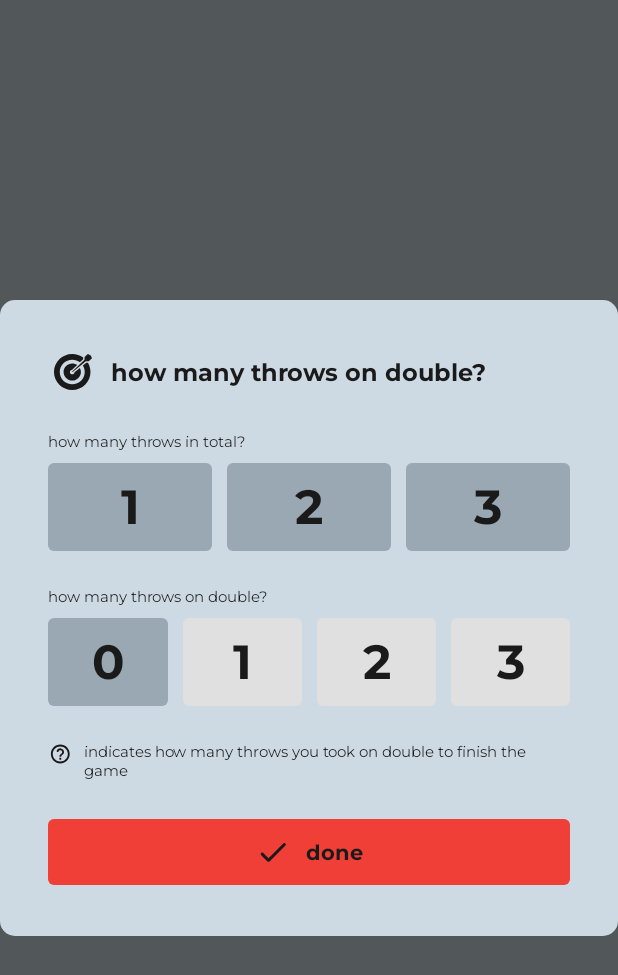
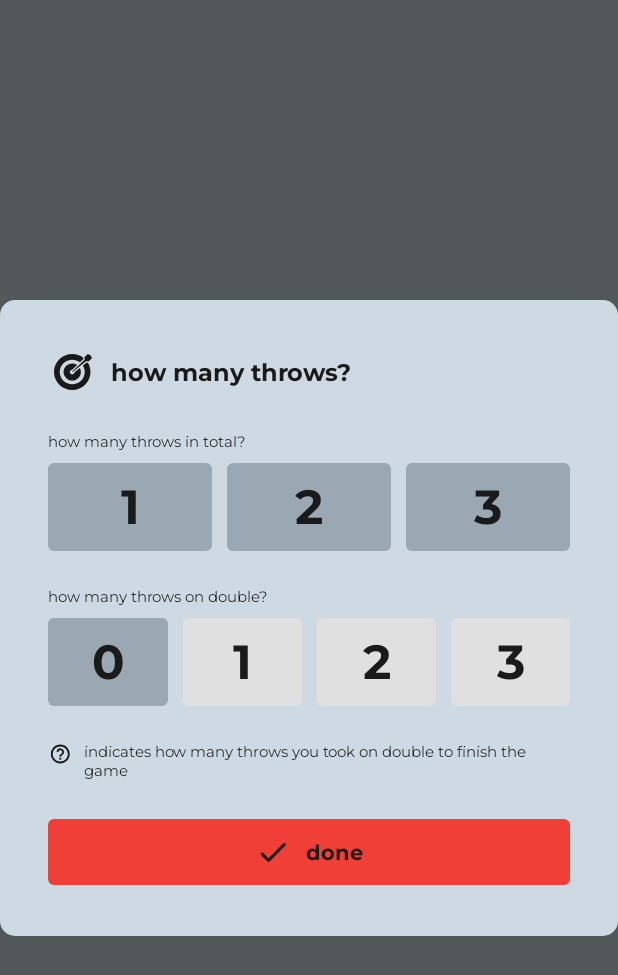
Before and after one commit to pChochura/dartify, an Android app built with Jetpack Compose: the composable NumberOfThrowsAndDoublesDialog called with empty values, on a phone screen of 412 x 824 dp. Shown: the top 975 px of the screen. Run offline under Robolectric (Android 15) with nearby library versions, the phone set to English and light mode, and no system bars; our stand-ins replace accompanist; 2 statements that could not run were skipped.

Commit message:
Minor fixes

```diff
--- a/app/src/main/java/com/pointlessapps/dartify/compose/game/active/x01/ui/NumberOfThrowsAndDoublesDialog.kt
+++ b/app/src/main/java/com/pointlessapps/dartify/compose/game/active/x01/ui/NumberOfThrowsAndDoublesDialog.kt
@@ -27,7 +27,7 @@ internal fun NumberOfThrowsAndDoublesDialog(
     ComposeDialog(
         onDismissRequest = onDismissRequest,
         dialogModel = defaultComposeDialogModel().copy(
-            label = stringResource(id = R.string.how_many_throws_on_double),
+            label = stringResource(id = R.string.how_many_throws),
             icon = R.drawable.ic_darts,
             dismissible = false,
         ),
--- a/app/src/main/java/com/pointlessapps/dartify/compose/utils/Extensions.kt
+++ b/app/src/main/java/com/pointlessapps/dartify/compose/utils/Extensions.kt
@@ -32,4 +32,5 @@ internal fun Float.scaledSp() = with(LocalDensity.current) {
     return@with textSize.sp
 }
 
+@Suppress("MagicNumber")
 internal fun Float.toPercentage() = (this * 100).toInt()
```
Also changed, not shown: app/src/main/java/com/pointlessapps/dartify/compose/ui/modifiers/RectBorderModifier.kt (renamed from app/src/main/java/com/pointlessapps/dartify/compose/ui/modifiers/BorderModifier.kt).
